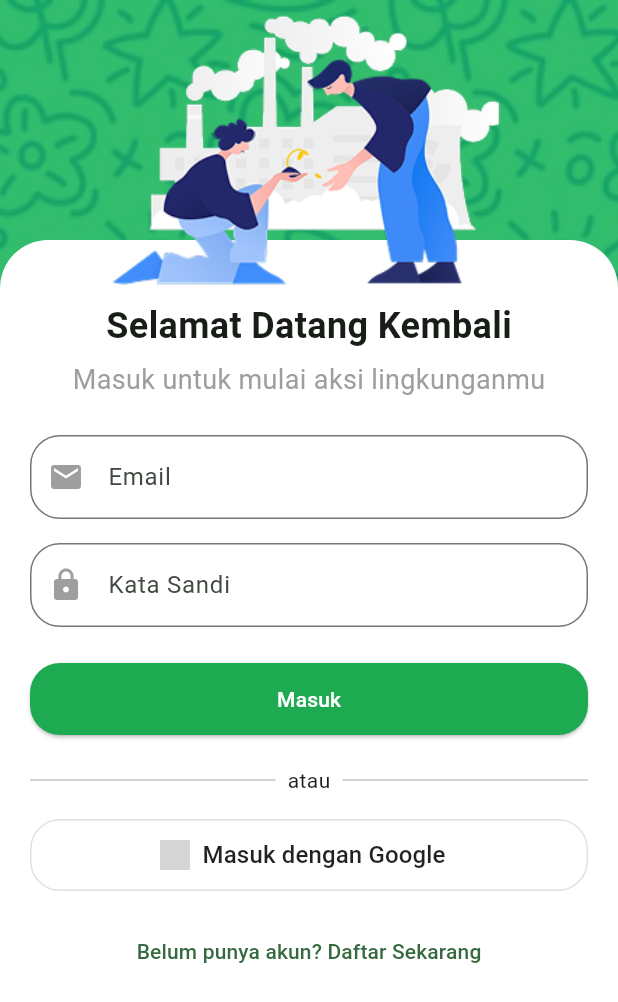
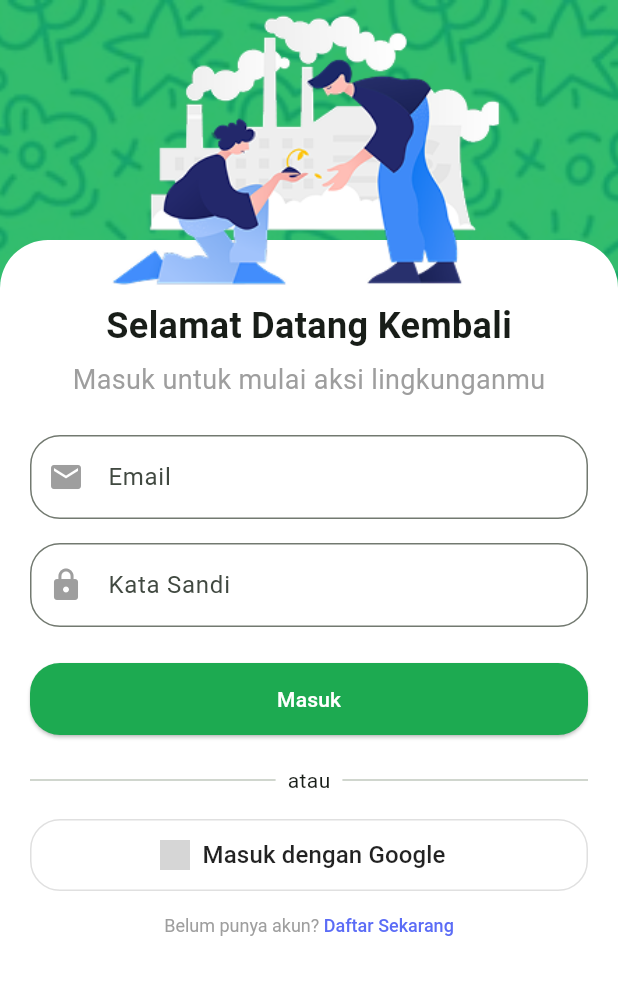
Before and after one commit to Hezkiel09/eduvogreen, a Flutter app: the screen it shows after launch, on a phone screen of 412 x 824 dp. Shown: the top 1002 px of the screen. Run offline on Flutter 3.47's test engine with Material 3 defaults, Android fonts, the phone set to English and light mode, and no system bars; our stand-ins replace flutter_bloc, supabase_flutter; accounts and stored records are empty; grey boxes are pictures that could not be loaded.

Commit message:
Test Login supabase

```diff
--- a/lib/auth/login_screen.dart
+++ b/lib/auth/login_screen.dart
@@ -1,6 +1,7 @@
 import 'package:eduvogreen/cubit/auth_cubit.dart';
 import 'package:flutter/material.dart';
 import 'package:flutter_bloc/flutter_bloc.dart';
+import 'package:flutter/gestures.dart';
 import 'register_screen.dart';
 
 class LoginScreen extends StatefulWidget {
@@ -219,14 +220,29 @@ class _LoginScreenState extends State<LoginScreen> {
 
             const SizedBox(height: 16),
 
-            TextButton(
-              onPressed: () {
-                Navigator.push(
-                  context,
-                  MaterialPageRoute(builder: (_) => const RegisterScreen()),
-                );
-              },
-              child: const Text('Belum punya akun? Daftar Sekarang'),
+            Center(
+              child: RichText(
+                text: TextSpan(
+                  style: const TextStyle(fontSize: 12),
+                  children: [
+                    const TextSpan(
+                      text: "Belum punya akun? ",
+                      style: TextStyle(color: Colors.grey),
+                    ),
+                    TextSpan(
+                      text: "Daftar Sekarang",
+                      style: const TextStyle(
+                        color: Color(0xFF5B6CF6),
+                        fontWeight: FontWeight.w500,
+                      ),
+                      recognizer: TapGestureRecognizer()
+                        ..onTap = () {
+                          Navigator.pushReplacementNamed(context, '/register');
+                        },
+                    ),
+                  ],
+                ),
+              ),
             ),
           ],
         ),
--- a/lib/cubit/auth_cubit.dart
+++ b/lib/cubit/auth_cubit.dart
@@ -1,26 +1,7 @@
 import 'package:flutter_bloc/flutter_bloc.dart';
 import 'package:supabase_flutter/supabase_flutter.dart';
-
 import '../data/models/user_model.dart';
-
-// States
-class AuthState {}
-
-class Loading extends AuthState {}
-
-class Success extends AuthState {
-  final UserModel user;
-  Success(this.user);
-}
-
-class AuthError extends AuthState {
-  final String errorMessage;
-  AuthError(this.errorMessage);
-}
-
-class Initial extends AuthState {}
-
-class LoggedOut extends AuthState {}
+part 'auth_state.dart';
 
 // Cubit
 class AuthCubit extends Cubit<AuthState> {
--- /dev/null
+++ b/lib/cubit/auth_state.dart
@@ -0,0 +1,20 @@
+part of 'auth_cubit.dart';
+
+// States
+class AuthState {}
+
+class Loading extends AuthState {}
+
+class Success extends AuthState {
+  final UserModel user;
+  Success(this.user);
+}
+
+class AuthError extends AuthState {
+  final String errorMessage;
+  AuthError(this.errorMessage);
+}
+
+class Initial extends AuthState {}
+
+class LoggedOut extends AuthState {}
```
